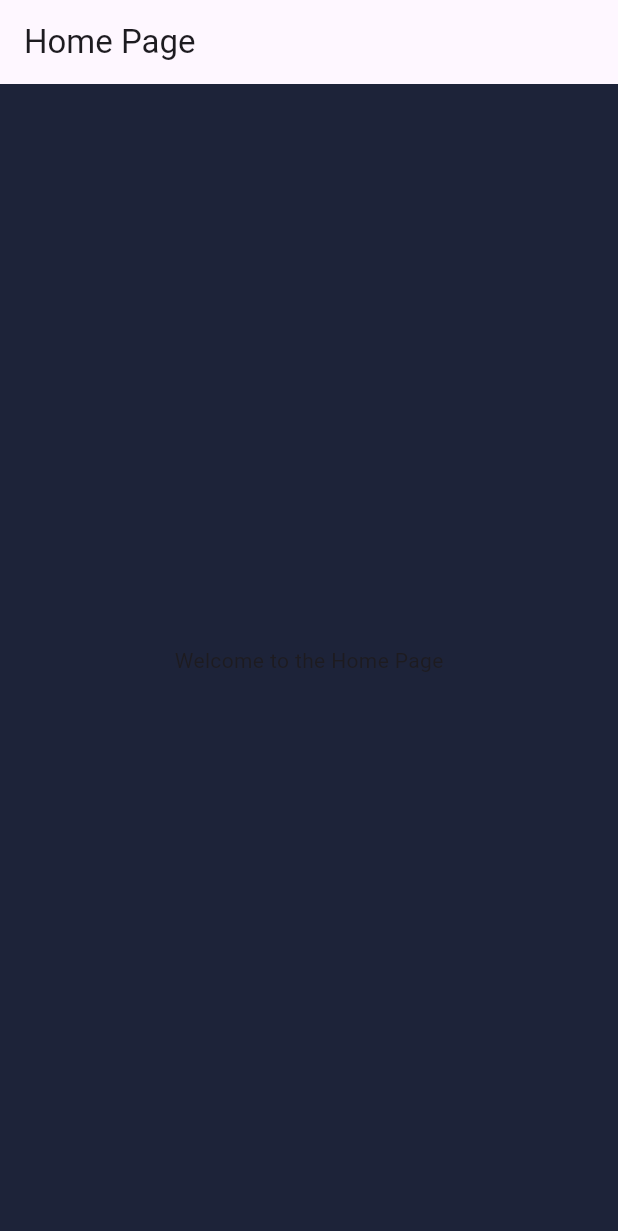
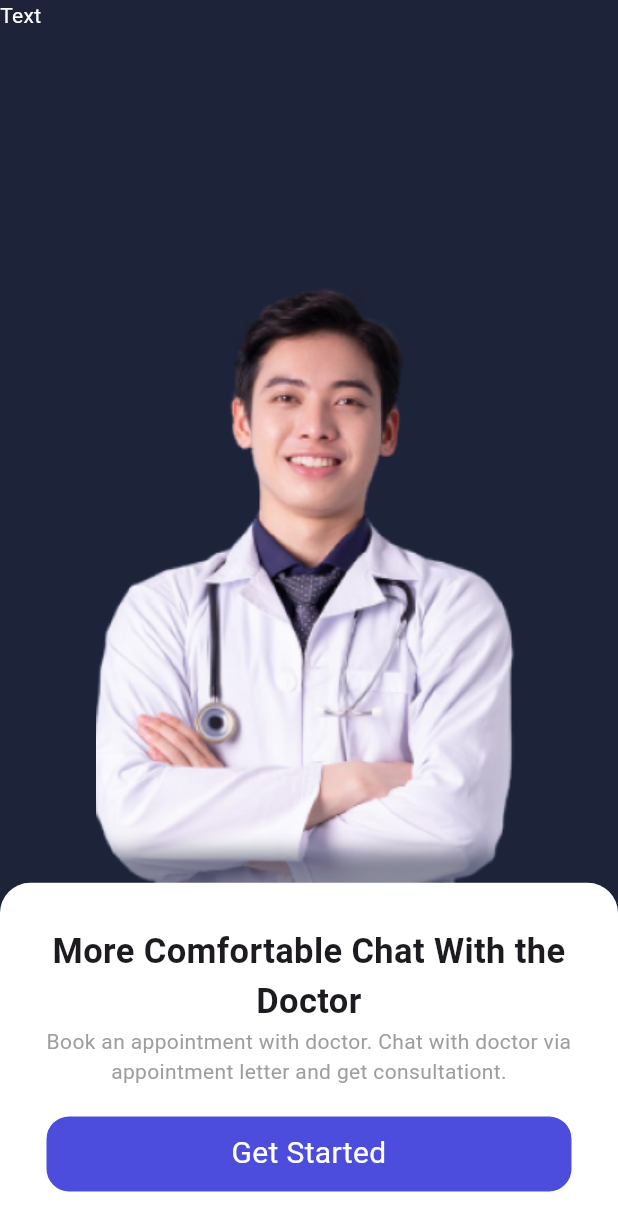
Before and after one commit to Ghozi-Waridi/UTS_Mobile_Prak, a Flutter app: the screen it shows after launch, on a phone screen of 412 x 824 dp. Shown: the top 1231 px of the screen. Run offline on Flutter 3.47's test engine with Material 3 defaults, Android fonts, the phone set to English and light mode, and no system bars.

Commit message:
second commit

```diff
--- /dev/null
+++ b/lib/Pages/GlobalWidgets/Buttom.dart
@@ -0,0 +1,51 @@
+import 'dart:io';
+
+import 'package:flutter/material.dart';
+
+class Buttom_Custom extends StatelessWidget {
+  final String nameBtn;
+  final double heightBtn;
+  final double widthBtn;
+  final double paddingBtn;
+  final double borderRadiusBtn;
+  final Widget linkBtn;
+  final Color colorBtn;
+  final Color colorTextBtn;
+  final double sizeFontTextBtn;
+  const Buttom_Custom(
+      {required this.nameBtn,
+      required this.heightBtn,
+      required this.widthBtn,
+      required this.paddingBtn,
+      required this.borderRadiusBtn,
+      required this.linkBtn,
+      required this.colorBtn,
+      required this.colorTextBtn,
+      required this.sizeFontTextBtn});
+
+  @override
+  Widget build(BuildContext context) {
+    return Container(
+      height: heightBtn,
+      width: widthBtn,
+      padding: EdgeInsets.all(paddingBtn),
+      decoration: BoxDecoration(
+        borderRadius: BorderRadius.circular(borderRadiusBtn),
+        color: colorBtn,
+      ),
+      child: InkWell(
+        onTap: () {
+          Navigator.of(context)
+              .push(MaterialPageRoute(builder: (context) => linkBtn));
+        },
+        borderRadius: BorderRadius.circular(borderRadiusBtn),
+        child: Text(nameBtn,
+        textAlign: TextAlign.center,
+        style: TextStyle(
+          color: colorTextBtn,
+          fontSize: sizeFontTextBtn,
+        ),),
+      ),
+    );
+  }
+}
--- /dev/null
+++ b/lib/Pages/Onboarding/Onbording.dart
@@ -0,0 +1,56 @@
+import 'package:flutter/material.dart';
+import 'package:project_uts/Pages/Onboarding/Widgets/TextOndoarding.dart';
+import '../../Color.dart' as CL;
+
+class OnbordingPage extends StatelessWidget {
+  const OnbordingPage({super.key});
+
+  @override
+  Widget build(BuildContext context) {
+    double height = MediaQuery.of(context).size.height;
+    double width = MediaQuery.of(context).size.width;
+    return Scaffold(
+      backgroundColor: CL.colo_BG,
+      body: Stack(
+        children: [
+          Container(
+            height: height,
+            width: width,
+            decoration: BoxDecoration(
+                image: DecorationImage(
+              fit: BoxFit.scaleDown,
+              image: AssetImage(
+                "Assets/Images/Doctor1.png",
+              ),
+            )),
+            child: Text(
+              "Text",
+              style: TextStyle(color: Colors.white),
+            ),
+          ),
+          Positioned(
+            bottom: 0,
+            child: Container(
+              height: height / 3.5,
+              width: width,
+              decoration: BoxDecoration(
+                boxShadow: [
+                  BoxShadow(
+                    color: CL.colo_BG.withOpacity(0.5),
+                    spreadRadius: 20,
+                    blurRadius: 10
+                  )
+                ],
+                borderRadius: BorderRadius.only(topLeft: Radius.circular(20), topRight: Radius.circular(20),),
+                color: Colors.white,
+                // borderRadius: BorderRadius.only(topLeft: 20, topRight: 20),
+              ),
+
+              child: TextOnboarding(),
+            ),
+          )
+        ],
+      ),
+    );
+  }
+}
--- /dev/null
+++ b/lib/Pages/Onboarding/Widgets/TextOndoarding.dart
@@ -0,0 +1,46 @@
+import 'package:flutter/material.dart';
+import 'package:project_uts/Pages/GlobalWidgets/Buttom.dart';
+import 'package:project_uts/Pages/Home.dart';
+import '../../../Color.dart' as CL;
+
+class TextOnboarding extends StatelessWidget {
+  const TextOnboarding({super.key});
+
+  @override
+  Widget build(BuildContext context) {
+    return Container(
+      padding: EdgeInsets.all(20),
+      child: Center(
+        child: Column(
+          mainAxisAlignment: MainAxisAlignment.center,
+          children: [
+            Text(
+              "More Comfortable Chat With the Doctor",
+              textAlign: TextAlign.center,
+              style: TextStyle(fontWeight: FontWeight.bold, fontSize: 23),
+            ),
+            Text(
+              "Book an appointment with doctor. Chat with doctor via appointment letter and get consultationt.",
+              textAlign: TextAlign.center,
+              style: TextStyle(
+                color: Colors.grey,
+              ),
+            ),
+            SizedBox(height: 20,),
+            Buttom_Custom(
+              nameBtn: "Get Started",
+              widthBtn: 350,
+              sizeFontTextBtn: 20,
+              colorTextBtn: Colors.white,
+              paddingBtn: 10,
+              heightBtn: 50,
+              borderRadiusBtn: 15,
+              linkBtn: HomePage(),
+              colorBtn: CL.color_btn,
+            )
+          ],
+        ),
+      ),
+    );
+  }
+}
--- a/lib/main.dart
+++ b/lib/main.dart
@@ -1,10 +1,10 @@
 import 'package:flutter/material.dart';
 import 'package:project_uts/Pages/Home.dart';
+import 'package:project_uts/Pages/Onboarding/Onbording.dart';
 
 void main() {
   runApp(const MyApp());
 }
-
 
 class MyApp extends StatelessWidget {
   const MyApp({super.key});
@@ -12,7 +12,8 @@ class MyApp extends StatelessWidget {
   @override
   Widget build(BuildContext context) {
     return MaterialApp(
-      home: HomePage(),
+      debugShowCheckedModeBanner: false,
+      home: OnbordingPage(),
     );
   }
 }
--- a/pubspec.yaml
+++ b/pubspec.yaml
@@ -60,8 +60,8 @@ flutter:
 
   # To add assets to your application, add an assets section, like this:
   assets:
-    - Assets/Images/Default
-  #   - images/a_dot_ham.jpeg
+    - Assets/Images/
+    # - Assets/Images/Default/
 
   # An image asset can refer to one or more resolution-specific "variants", see
   # https://flutter.dev/to/resolution-aware-images
```
Also changed, not shown: Assets/Images/Doctor 2.png (renamed from Assets/Images/Default/Doctor 2.png), Assets/Images/Doctor 3.png (renamed from Assets/Images/Default/Doctor 3.png), Assets/Images/Doctor 4.png (renamed from Assets/Images/Default/Doctor 4.png), Assets/Images/Doctor 5.png (renamed from Assets/Images/Default/Doctor 5.png), Assets/Images/Doctor1.png (renamed from Assets/Images/Default/Doctor 1.png), lib/Pages/Onbording.dart (deleted).
